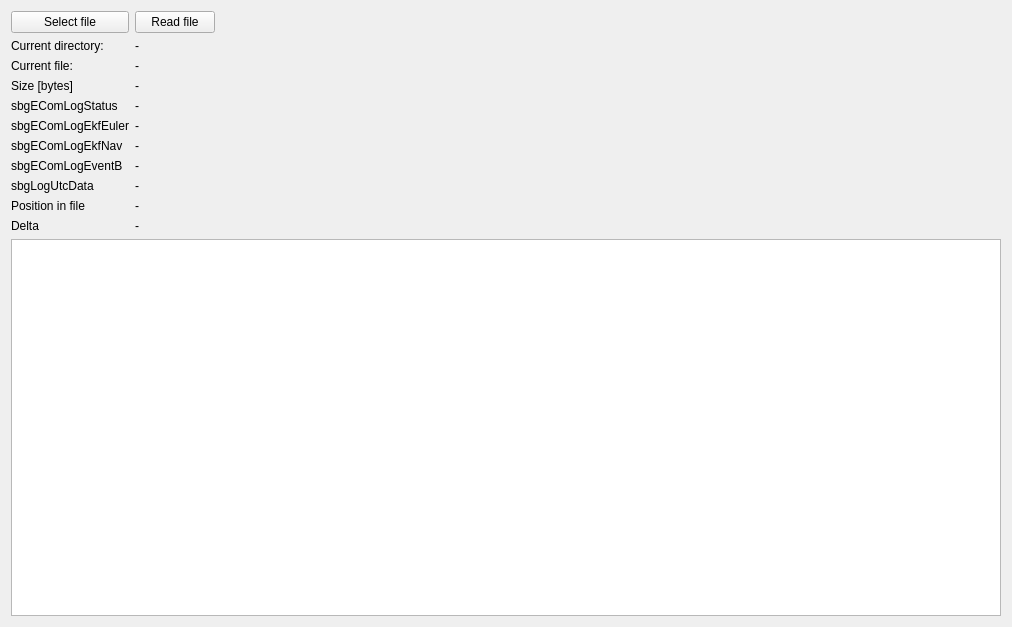
Old version of the form sbgreadfile.ui in the repository p-leroy/libsbg.
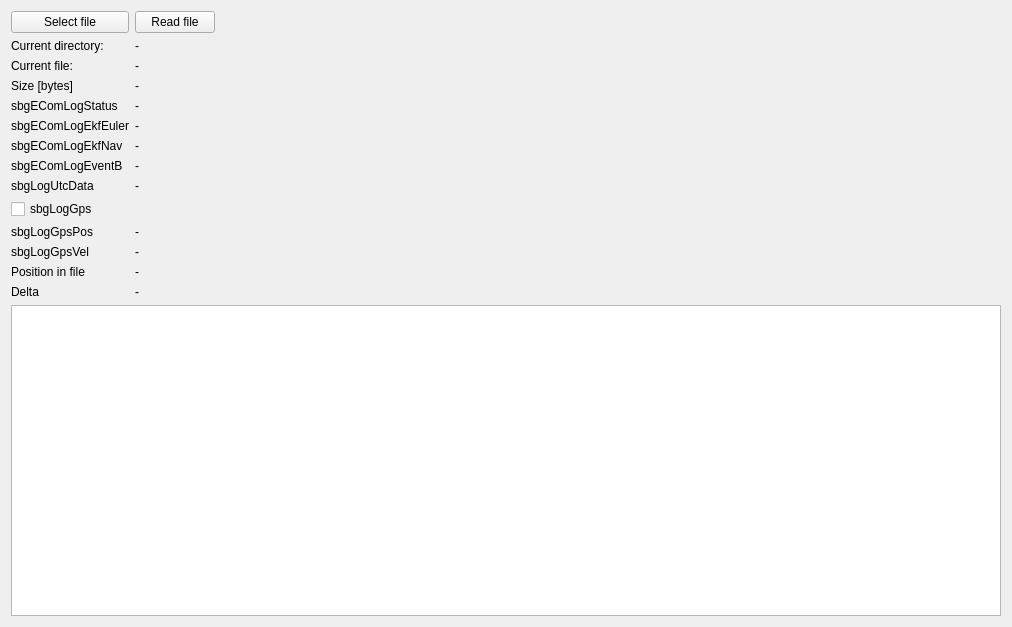
New version of the form.

Patch:
```diff
--- a/sbgreadfile.ui
+++ b/sbgreadfile.ui
@@ -23,14 +23,14 @@
        </property>
       </widget>
      </item>
-     <item row="9" column="1">
+     <item row="12" column="1">
       <widget class="QLabel" name="label_position">
        <property name="text">
         <string>-</string>
        </property>
       </widget>
      </item>
-     <item row="9" column="0">
+     <item row="12" column="0">
       <widget class="QLabel" name="label_5">
        <property name="text">
         <string>Position in file</string>
@@ -128,14 +128,14 @@
        </property>
       </widget>
      </item>
-     <item row="10" column="0">
+     <item row="13" column="0">
       <widget class="QLabel" name="label_9">
        <property name="text">
         <string>Delta</string>
        </property>
       </widget>
      </item>
-     <item row="10" column="1">
+     <item row="13" column="1">
       <widget class="QLabel" name="label_delta">
        <property name="text">
         <string>-</string>
@@ -170,6 +170,41 @@
        </property>
       </widget>
      </item>
+     <item row="10" column="0">
+      <widget class="QLabel" name="label_11">
+       <property name="text">
+        <string>sbgLogGpsPos</string>
+       </property>
+      </widget>
+     </item>
+     <item row="10" column="1">
+      <widget class="QLabel" name="label_sbgLogGpsPos">
+       <property name="text">
+        <string>-</string>
+       </property>
+      </widget>
+     </item>
+     <item row="9" column="0">
+      <widget class="QCheckBox" name="checkBox_sbgLogGpsPos">
+       <property name="text">
+        <string>sbgLogGps</string>
+       </property>
+      </widget>
+     </item>
+     <item row="11" column="0">
+      <widget class="QLabel" name="label_12">
+       <property name="text">
+        <string>sbgLogGpsVel</string>
+       </property>
+      </widget>
+     </item>
+     <item row="11" column="1">
+      <widget class="QLabel" name="label_sbgLogGpsVel">
+       <property name="text">
+        <string>-</string>
+       </property>
+      </widget>
+     </item>
     </layout>
    </item>
    <item row="0" column="1">
```
